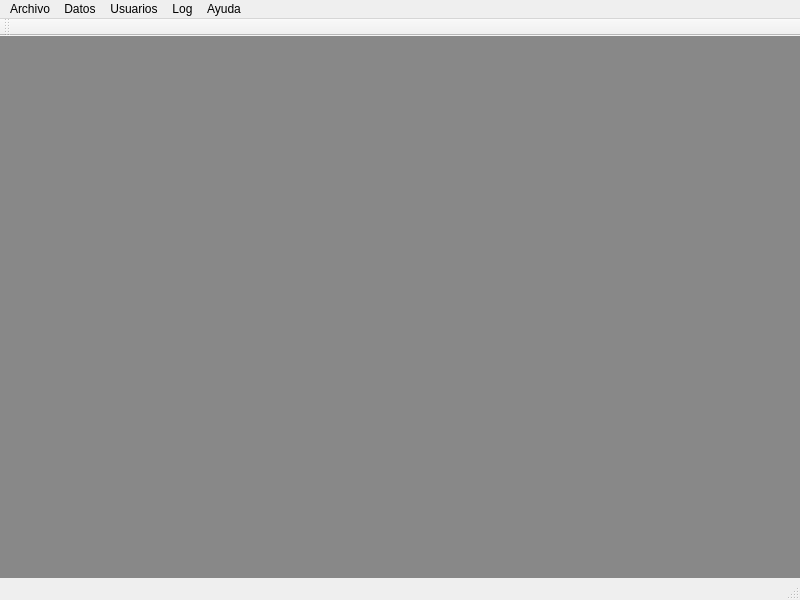
The window that transporte_ucv_harvester/mainwindow.ui (BlastDV/compusciens-ucv-transporte-harvester) describes before a commit, drawn with Qt 5.
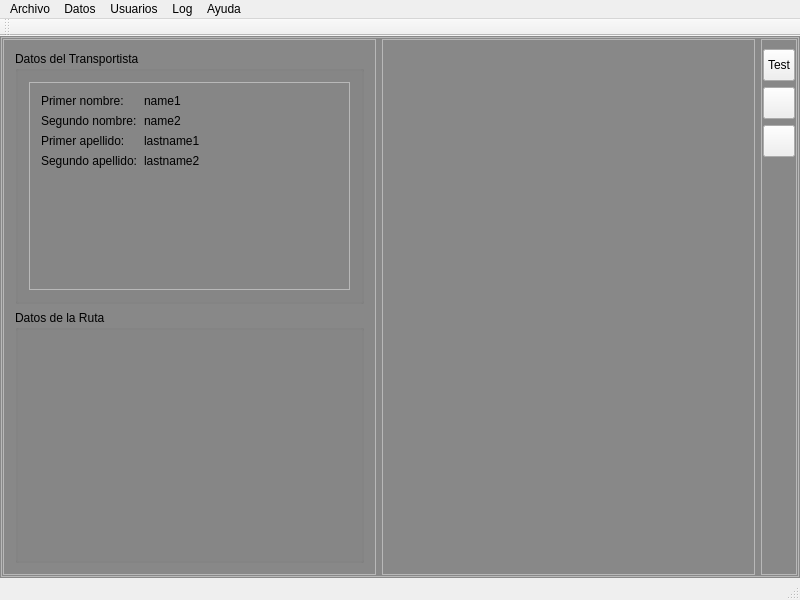
The same window after the commit. Icons and pictures are not drawn.

Commit message:
Corregido el codigo para adaptarse a la nueva base de datos.
Ademas inician los trabajos en la interfaz de la ventana principal (mainwindow.ui), donde estará todo lo necesario para subir los datos de las rutas al servidor.

Patch:
```diff
--- a/transporte_ucv_harvester/mainwindow.ui
+++ b/transporte_ucv_harvester/mainwindow.ui
@@ -29,7 +29,287 @@
 	background: #888888;
 }</string>
    </property>
-   <layout class="QVBoxLayout" name="verticalLayout"/>
+   <layout class="QVBoxLayout" name="verticalLayout">
+    <property name="leftMargin">
+     <number>1</number>
+    </property>
+    <property name="topMargin">
+     <number>1</number>
+    </property>
+    <property name="rightMargin">
+     <number>1</number>
+    </property>
+    <property name="bottomMargin">
+     <number>1</number>
+    </property>
+    <item>
+     <widget class="QFrame" name="MainFrame">
+      <property name="frameShape">
+       <enum>QFrame::StyledPanel</enum>
+      </property>
+      <property name="frameShadow">
+       <enum>QFrame::Raised</enum>
+      </property>
+      <layout class="QHBoxLayout" name="horizontalLayout">
+       <property name="leftMargin">
+        <number>1</number>
+       </property>
+       <property name="topMargin">
+        <number>1</number>
+       </property>
+       <property name="rightMargin">
+        <number>1</number>
+       </property>
+       <property name="bottomMargin">
+        <number>1</number>
+       </property>
+       <item>
+        <widget class="QFrame" name="LeftFrame">
+         <property name="frameShape">
+          <enum>QFrame::StyledPanel</enum>
+         </property>
+         <property name="frameShadow">
+          <enum>QFrame::Raised</enum>
+         </property>
+         <layout class="QVBoxLayout" name="verticalLayout_2">
+          <item>
+           <widget class="QGroupBox" name="DriverFrame">
+            <property name="title">
+             <string>Datos del Transportista</string>
+            </property>
+            <layout class="QVBoxLayout" name="verticalLayout_6">
+             <item>
+              <widget class="QFrame" name="DriverDataFrame">
+               <property name="frameShape">
+                <enum>QFrame::StyledPanel</enum>
+               </property>
+               <property name="frameShadow">
+                <enum>QFrame::Raised</enum>
+               </property>
+               <layout class="QFormLayout" name="formLayout">
+                <item row="0" column="0">
+                 <widget class="QLabel" name="name1Label">
+                  <property name="text">
+                   <string>Primer nombre:</string>
+                  </property>
+                 </widget>
+                </item>
+                <item row="0" column="1">
+                 <widget class="QLabel" name="name1Text">
+                  <property name="text">
+                   <string>name1</string>
+                  </property>
+                 </widget>
+                </item>
+                <item row="2" column="0">
+                 <widget class="QLabel" name="lastname1Label">
+                  <property name="text">
+                   <string>Primer apellido:</string>
+                  </property>
+                 </widget>
+                </item>
+                <item row="1" column="0">
+                 <widget class="QLabel" name="name2Label">
+                  <property name="text">
+                   <string>Segundo nombre:</string>
+                  </property>
+                 </widget>
+                </item>
+                <item row="3" column="0">
+                 <widget class="QLabel" name="lastname2Label">
+                  <property name="text">
+                   <string>Segundo apellido:</string>
+                  </property>
+                 </widget>
+                </item>
+                <item row="1" column="1">
+                 <widget class="QLabel" name="name2Text">
+                  <property name="text">
+                   <string>name2</string>
+                  </property>
+                 </widget>
+                </item>
+                <item row="2" column="1">
+                 <widget class="QLabel" name="lastname1Text">
+                  <property name="text">
+                   <string>lastname1</string>
+                  </property>
+                 </widget>
+                </item>
+                <item row="3" column="1">
+                 <widget class="QLabel" name="lastname2Text">
+                  <property name="text">
+                   <string>lastname2</string>
+                  </property>
+                 </widget>
+                </item>
+               </layout>
+              </widget>
+             </item>
+            </layout>
+           </widget>
+          </item>
+          <item>
+           <widget class="QGroupBox" name="RouteFrame">
+            <property name="title">
+             <string>Datos de la Ruta</string>
+            </property>
+           </widget>
+          </item>
+         </layout>
+        </widget>
+       </item>
+       <item>
+        <widget class="QFrame" name="CenterFrame">
+         <property name="frameShape">
+          <enum>QFrame::StyledPanel</enum>
+         </property>
+         <property name="frameShadow">
+          <enum>QFrame::Raised</enum>
+         </property>
+         <layout class="QVBoxLayout" name="verticalLayout_3"/>
+        </widget>
+       </item>
+       <item>
+        <widget class="QFrame" name="RightFrame">
+         <property name="sizePolicy">
+          <sizepolicy hsizetype="Fixed" vsizetype="Preferred">
+           <horstretch>0</horstretch>
+           <verstretch>0</verstretch>
+          </sizepolicy>
+         </property>
+         <property name="frameShape">
+          <enum>QFrame::StyledPanel</enum>
+         </property>
+         <property name="frameShadow">
+          <enum>QFrame::Raised</enum>
+         </property>
+         <layout class="QVBoxLayout" name="verticalLayout_4">
+          <property name="leftMargin">
+           <number>1</number>
+          </property>
+          <property name="topMargin">
+           <number>9</number>
+          </property>
+          <property name="rightMargin">
+           <number>1</number>
+          </property>
+          <property name="bottomMargin">
+           <number>9</number>
+          </property>
+          <item>
+           <widget class="QToolButton" name="button1">
+            <property name="minimumSize">
+             <size>
+              <width>32</width>
+              <height>32</height>
+             </size>
+            </property>
+            <property name="maximumSize">
+             <size>
+              <width>32</width>
+              <height>32</height>
+             </size>
+            </property>
+            <property name="text">
+             <string>Test</string>
+            </property>
+            <property name="icon">
+             <iconset resource="icons.qrc">
+              <normaloff>:/icons/generic_button.png</normaloff>:/icons/generic_button.png</iconset>
+            </property>
+            <property name="iconSize">
+             <size>
+              <width>20</width>
+              <height>20</height>
+             </size>
+            </property>
+           </widget>
+          </item>
+          <item>
+           <widget class="QPushButton" name="pushButton">
+            <property name="minimumSize">
+             <size>
+              <width>32</width>
+              <height>32</height>
+             </size>
+            </property>
+            <property name="maximumSize">
+             <size>
+              <width>32</width>
+              <height>32</height>
+             </size>
+            </property>
+            <property name="text">
+             <string/>
+            </property>
+            <property name="icon">
+             <iconset resource="icons.qrc">
+              <normaloff>:/icons/generic_button.png</normaloff>:/icons/generic_button.png</iconset>
+            </property>
+            <property name="iconSize">
+             <size>
+              <width>20</width>
+              <height>20</height>
+             </size>
+            </property>
+           </widget>
+          </item>
+          <item>
+           <widget class="QToolButton" name="toolButton">
+            <property name="sizePolicy">
+             <sizepolicy hsizetype="Fixed" vsizetype="Fixed">
+              <horstretch>0</horstretch>
+              <verstretch>0</verstretch>
+             </sizepolicy>
+            </property>
+            <property name="minimumSize">
+             <size>
+              <width>32</width>
+              <height>32</height>
+             </size>
+            </property>
+            <property name="maximumSize">
+             <size>
+              <width>32</width>
+              <height>32</height>
+             </size>
+            </property>
+            <property name="text">
+             <string/>
+            </property>
+            <property name="icon">
+             <iconset resource="icons.qrc">
+              <normaloff>:/icons/generic_button.png</normaloff>:/icons/generic_button.png</iconset>
+            </property>
+            <property name="iconSize">
+             <size>
+              <width>20</width>
+              <height>20</height>
+             </size>
+            </property>
+           </widget>
+          </item>
+          <item>
+           <spacer name="verticalSpacer">
+            <property name="orientation">
+             <enum>Qt::Vertical</enum>
+            </property>
+            <property name="sizeHint" stdset="0">
+             <size>
+              <width>20</width>
+              <height>40</height>
+             </size>
+            </property>
+           </spacer>
+          </item>
+         </layout>
+        </widget>
+       </item>
+      </layout>
+     </widget>
+    </item>
+   </layout>
   </widget>
   <widget class="QMenuBar" name="menuBar">
    <property name="geometry">
```
Left out of the diff: 9 changed lines with no effect on the pictures. The commit also changes 13 other files.
